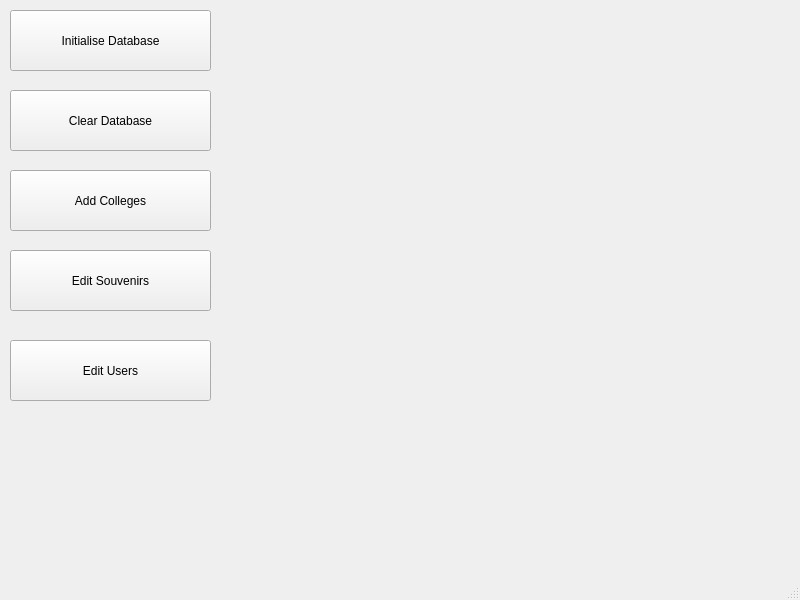
Old version of the form adminwindow.ui in the repository rizzi-trevor/Proj2TempRepo.
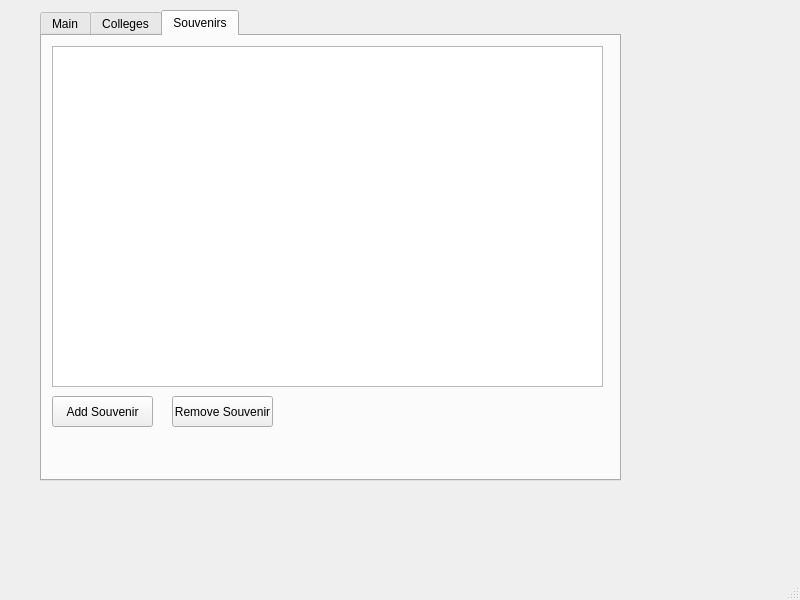
New version of the form.

Commit message:
Added souvenir page.
can add souvenir.
can remove souvenir.

Diff of the .ui file:
```diff
--- a/adminwindow.ui
+++ b/adminwindow.ui
@@ -14,11 +14,27 @@
    <string>MainWindow</string>
   </property>
   <widget class="QWidget" name="centralwidget">
+   <widget class="QTabWidget" name="tabWidget">
+    <property name="geometry">
+     <rect>
+      <x>40</x>
+      <y>10</y>
+      <width>581</width>
+      <height>471</height>
+     </rect>
+    </property>
+    <property name="currentIndex">
+     <number>2</number>
+    </property>
+    <widget class="QWidget" name="Main">
+     <attribute name="title">
+      <string>Main</string>
+     </attribute>
    <widget class="QPushButton" name="createDb">
     <property name="geometry">
      <rect>
-      <x>10</x>
-      <y>10</y>
+        <x>20</x>
+        <y>20</y>
       <width>201</width>
       <height>61</height>
      </rect>
@@ -27,11 +43,11 @@
      <string>Initialise Database</string>
     </property>
    </widget>
-   <widget class="QPushButton" name="pushButton">
+     <widget class="QPushButton" name="pushButton_4">
     <property name="geometry">
      <rect>
-      <x>10</x>
-      <y>90</y>
+        <x>20</x>
+        <y>350</y>
       <width>201</width>
       <height>61</height>
      </rect>
@@ -43,8 +59,8 @@
    <widget class="QPushButton" name="pushButton_2">
     <property name="geometry">
      <rect>
-      <x>10</x>
-      <y>170</y>
+        <x>20</x>
+        <y>180</y>
       <width>201</width>
       <height>61</height>
      </rect>
@@ -53,11 +69,24 @@
      <string>Add Colleges</string>
     </property>
    </widget>
+     <widget class="QPushButton" name="pushButton">
+      <property name="geometry">
+       <rect>
+        <x>20</x>
+        <y>100</y>
+        <width>201</width>
+        <height>61</height>
+       </rect>
+      </property>
+      <property name="text">
+       <string>Clear Database</string>
+      </property>
+     </widget>
    <widget class="QPushButton" name="pushButton_3">
     <property name="geometry">
      <rect>
-      <x>10</x>
-      <y>250</y>
+        <x>20</x>
+        <y>260</y>
       <width>201</width>
       <height>61</height>
      </rect>
@@ -66,18 +95,63 @@
      <string>Edit Souvenirs</string>
     </property>
    </widget>
-   <widget class="QPushButton" name="pushButton_4">
+    </widget>
+    <widget class="QWidget" name="colleges">
+     <attribute name="title">
+      <string>Colleges</string>
+     </attribute>
+     <widget class="QTableView" name="collegeView">
     <property name="geometry">
      <rect>
       <x>10</x>
-      <y>340</y>
-      <width>201</width>
-      <height>61</height>
-     </rect>
-    </property>
+        <y>10</y>
+        <width>551</width>
+        <height>381</height>
+       </rect>
+      </property>
+     </widget>
+    </widget>
+    <widget class="QWidget" name="tab">
+     <attribute name="title">
+      <string>Souvenirs</string>
+     </attribute>
+     <widget class="QTableView" name="souvenirView">
+      <property name="geometry">
+       <rect>
+        <x>10</x>
+        <y>10</y>
+        <width>551</width>
+        <height>341</height>
+       </rect>
+      </property>
+     </widget>
+     <widget class="QPushButton" name="addSouvenir">
+      <property name="geometry">
+       <rect>
+        <x>10</x>
+        <y>360</y>
+        <width>101</width>
+        <height>31</height>
+       </rect>
+      </property>
     <property name="text">
-     <string>Edit Users</string>
-    </property>
+       <string>Add Souvenir</string>
+      </property>
+     </widget>
+     <widget class="QPushButton" name="removeSouvenir">
+      <property name="geometry">
+       <rect>
+        <x>130</x>
+        <y>360</y>
+        <width>101</width>
+        <height>31</height>
+       </rect>
+      </property>
+      <property name="text">
+       <string>Remove Souvenir</string>
+      </property>
+     </widget>
+    </widget>
    </widget>
   </widget>
   <widget class="QMenuBar" name="menubar">
```
Left out of the diff: 2 changed lines with no effect on the pictures. Lines whose indentation alone changed are shown as unchanged. The commit also changes 6 other files.
